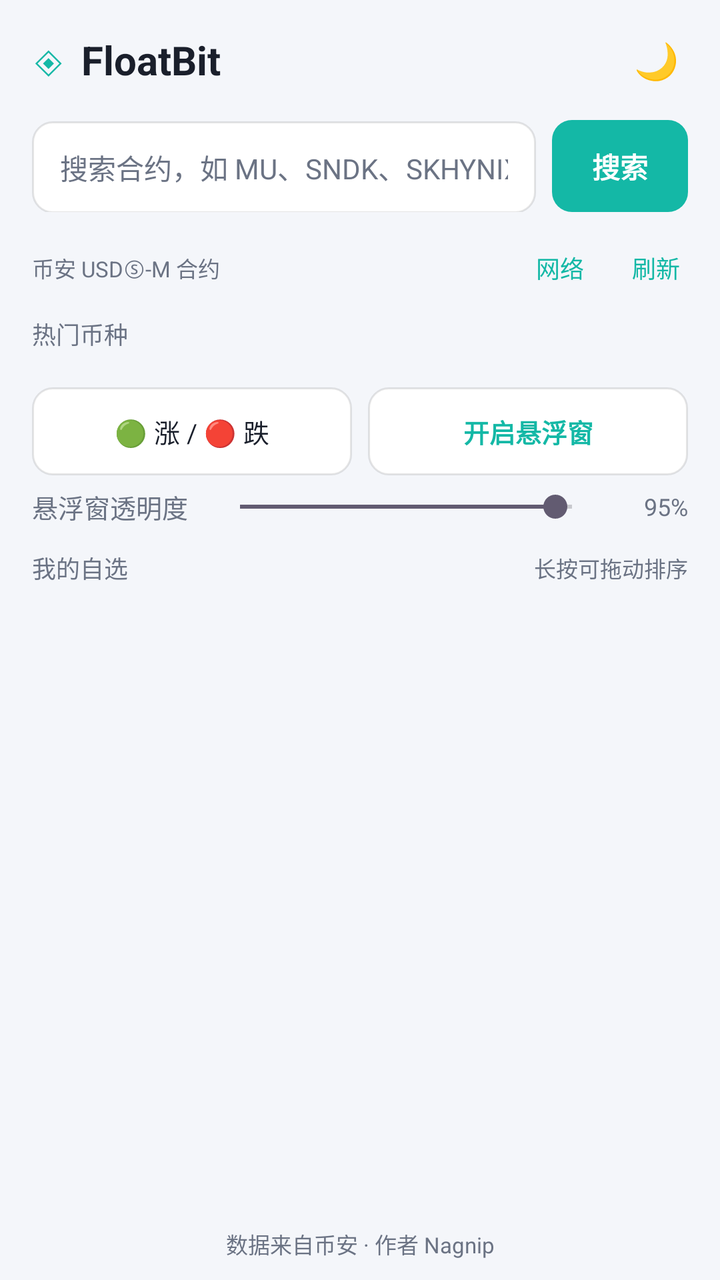
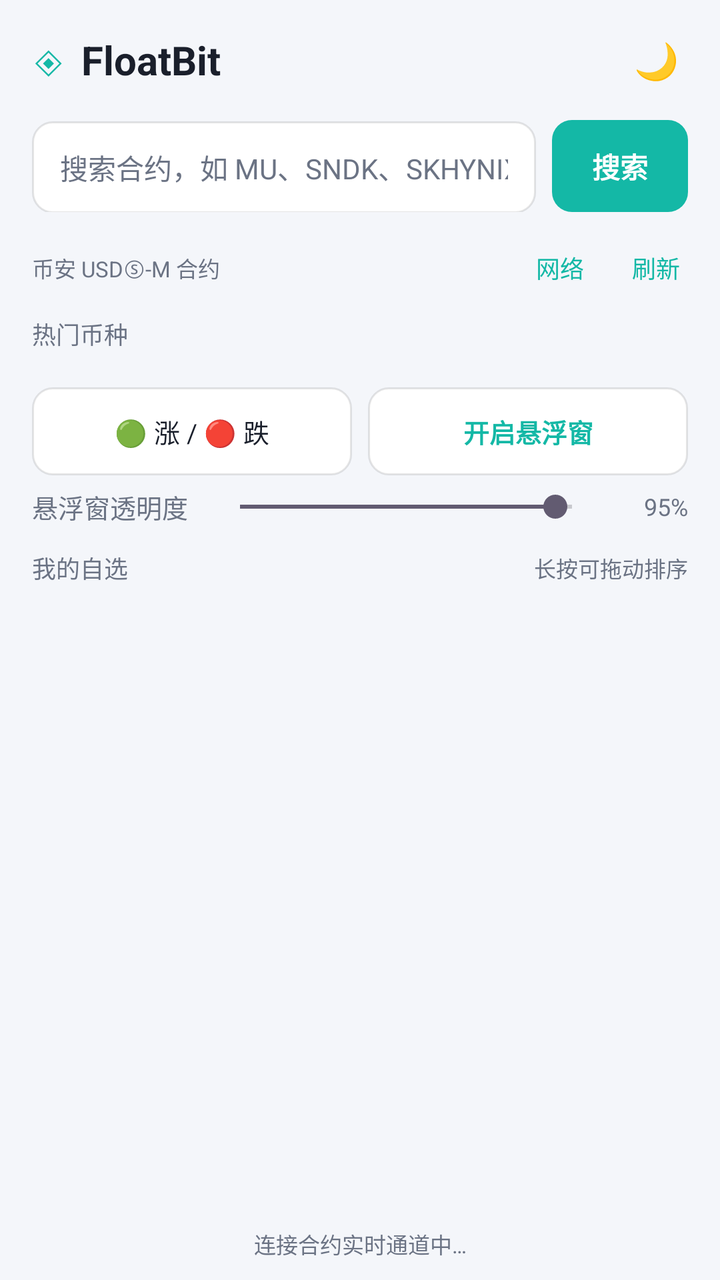

An Android layout rendered at two revisions. The XML below is the earlier revision; the diff shows what the commit changed to produce the second picture.
<!-- AndroidManifest.xml: application theme Theme.FloatBit_Android -->
<!-- res/layout/activity_main.xml -->
<?xml version="1.0" encoding="utf-8"?>
<LinearLayout xmlns:android="http://schemas.android.com/apk/res/android"
    xmlns:tools="http://schemas.android.com/tools"
    android:id="@+id/main"
    android:layout_width="match_parent"
    android:layout_height="match_parent"
    android:orientation="vertical"
    android:background="@color/bg"
    android:fitsSystemWindows="true"
    tools:context=".MainActivity">

    
    <LinearLayout
        android:layout_width="match_parent"
        android:layout_height="wrap_content"
        android:orientation="horizontal"
        android:gravity="center_vertical"
        android:paddingStart="16dp"
        android:paddingEnd="12dp"
        android:paddingTop="10dp"
        android:paddingBottom="10dp">

        <TextView
            android:layout_width="wrap_content"
            android:layout_height="wrap_content"
            android:text="◈"
            android:textColor="@color/accent"
            android:textSize="22sp" />

        <TextView
            android:layout_width="0dp"
            android:layout_height="wrap_content"
            android:layout_weight="1"
            android:layout_marginStart="8dp"
            android:text="@string/title"
            android:textColor="@color/text_main"
            android:textSize="20sp"
            android:textStyle="bold" />

        <TextView
            android:id="@+id/btn_theme"
            android:layout_width="40dp"
            android:layout_height="40dp"
            android:gravity="center"
            android:text="🌙"
            android:textSize="18sp"
            android:background="?attr/selectableItemBackgroundBorderless" />
    </LinearLayout>

    
    <LinearLayout
        android:layout_width="match_parent"
        android:layout_height="wrap_content"
        android:orientation="horizontal"
        android:paddingStart="16dp"
        android:paddingEnd="16dp"
        android:paddingBottom="4dp">

        <EditText
            android:id="@+id/input_symbol"
            android:layout_width="0dp"
            android:layout_height="46dp"
            android:layout_weight="1"
            android:background="@drawable/bg_input"
            android:paddingStart="14dp"
            android:paddingEnd="14dp"
            android:hint="@string/search_hint"
            android:textColorHint="@color/text_dim"
            android:textColor="@color/text_main"
            android:textSize="14sp"
            android:inputType="textCapCharacters"
            android:imeOptions="actionSearch"
            android:maxLines="1" />

        <TextView
            android:id="@+id/btn_add"
            android:layout_width="wrap_content"
            android:layout_height="46dp"
            android:layout_marginStart="8dp"
            android:background="@drawable/bg_btn_accent"
            android:gravity="center"
            android:text="@string/search"
            android:textColor="@color/on_accent"
            android:textStyle="bold"
            android:textSize="14sp"
            android:paddingStart="20dp"
            android:paddingEnd="20dp" />
    </LinearLayout>

    <LinearLayout
        android:layout_width="match_parent"
        android:layout_height="wrap_content"
        android:gravity="center_vertical"
        android:paddingStart="16dp"
        android:paddingEnd="16dp">

        <TextView
            android:id="@+id/symbol_status"
            android:layout_width="0dp"
            android:layout_height="wrap_content"
            android:layout_weight="1"
            android:text="币安 USDⓈ-M 合约"
            android:textColor="@color/text_dim"
            android:textSize="11sp" />

        <TextView
            android:id="@+id/network_settings"
            android:layout_width="48dp"
            android:layout_height="48dp"
            android:gravity="center"
            android:text="网络"
            android:textColor="@color/accent"
            android:textSize="12sp"
            android:background="?attr/selectableItemBackground" />

        <TextView
            android:id="@+id/refresh_symbols"
            android:layout_width="wrap_content"
            android:layout_height="48dp"
            android:gravity="center"
            android:paddingStart="12dp"
            android:paddingEnd="4dp"
            android:text="刷新"
            android:textColor="@color/accent"
            android:textSize="12sp"
            android:background="?attr/selectableItemBackground" />
    </LinearLayout>

    
    <LinearLayout
        android:id="@+id/search_results"
        android:layout_width="match_parent"
        android:layout_height="wrap_content"
        android:orientation="vertical"
        android:visibility="gone"
        android:layout_marginStart="16dp"
        android:layout_marginEnd="16dp"
        android:layout_marginBottom="6dp"
        android:background="@drawable/bg_card" />

    
    <TextView
        android:layout_width="wrap_content"
        android:layout_height="wrap_content"
        android:paddingStart="16dp"
        android:paddingBottom="6dp"
        android:text="热门币种"
        android:textColor="@color/text_dim"
        android:textSize="12sp" />

    <HorizontalScrollView
        android:layout_width="match_parent"
        android:layout_height="wrap_content"
        android:scrollbars="none"
        android:paddingStart="16dp"
        android:paddingEnd="16dp"
        android:clipToPadding="false">

        <LinearLayout
            android:id="@+id/hot_row"
            android:layout_width="wrap_content"
            android:layout_height="wrap_content"
            android:orientation="horizontal" />
    </HorizontalScrollView>

    
    <LinearLayout
        android:layout_width="match_parent"
        android:layout_height="wrap_content"
        android:orientation="horizontal"
        android:paddingStart="16dp"
        android:paddingEnd="16dp"
        android:paddingTop="12dp"
        android:paddingBottom="6dp">

        <TextView
            android:id="@+id/btn_color"
            android:layout_width="0dp"
            android:layout_height="44dp"
            android:layout_weight="1"
            android:background="@drawable/bg_btn_outline"
            android:gravity="center"
            android:text="🟢 涨 / 🔴 跌"
            android:textColor="@color/text_main"
            android:textSize="13sp" />

        <TextView
            android:id="@+id/btn_float"
            android:layout_width="0dp"
            android:layout_height="44dp"
            android:layout_weight="1"
            android:layout_marginStart="8dp"
            android:background="@drawable/bg_btn_outline"
            android:gravity="center"
            android:text="@string/start_float"
            android:textColor="@color/accent"
            android:textStyle="bold"
            android:textSize="13sp" />
    </LinearLayout>

    
    <LinearLayout
        android:layout_width="match_parent"
        android:layout_height="wrap_content"
        android:orientation="horizontal"
        android:gravity="center_vertical"
        android:paddingStart="16dp"
        android:paddingEnd="16dp"
        android:paddingBottom="6dp">

        <TextView
            android:layout_width="wrap_content"
            android:layout_height="wrap_content"
            android:text="悬浮窗透明度"
            android:textColor="@color/text_dim"
            android:textSize="13sp" />

        <SeekBar
            android:id="@+id/seek_opacity"
            android:layout_width="0dp"
            android:layout_height="wrap_content"
            android:layout_weight="1"
            android:layout_marginStart="10dp"
            android:max="100"
            android:progress="95" />

        <TextView
            android:id="@+id/tv_opacity"
            android:layout_width="42dp"
            android:layout_height="wrap_content"
            android:gravity="end"
            android:text="95%"
            android:textColor="@color/text_dim"
            android:textSize="12sp" />
    </LinearLayout>

    
    <LinearLayout
        android:layout_width="match_parent"
        android:layout_height="wrap_content"
        android:orientation="horizontal"
        android:gravity="center_vertical"
        android:paddingStart="16dp"
        android:paddingEnd="16dp"
        android:paddingTop="6dp"
        android:paddingBottom="2dp">

        <TextView
            android:layout_width="0dp"
            android:layout_height="wrap_content"
            android:layout_weight="1"
            android:text="我的自选"
            android:textColor="@color/text_dim"
            android:textSize="12sp" />

        <TextView
            android:layout_width="wrap_content"
            android:layout_height="wrap_content"
            android:text="长按可拖动排序"
            android:textColor="@color/text_dim"
            android:textSize="11sp" />
    </LinearLayout>

    
    <androidx.recyclerview.widget.RecyclerView
        android:id="@+id/list"
        android:layout_width="match_parent"
        android:layout_height="0dp"
        android:layout_weight="1"
        android:paddingStart="16dp"
        android:paddingEnd="16dp"
        android:clipToPadding="false"
        android:paddingBottom="10dp" />

    
    <TextView
        android:layout_width="match_parent"
        android:layout_height="wrap_content"
        android:gravity="center"
        android:paddingBottom="10dp"
        android:text="数据来自币安 · 作者 Nagnip"
        android:textColor="@color/text_dim"
        android:textSize="11sp" />

</LinearLayout>
<!-- resources referenced by this layout -->
<resources>
  <color name="accent">#14B8A6</color>
  <color name="bg">#F4F6FA</color>
  <color name="on_accent">#FFFFFF</color>
  <color name="text_dim">#6B7384</color>
  <color name="text_main">#1A1F2B</color>
  <!-- drawable bg_btn_accent (drawable) -->
  <?xml version="1.0" encoding="utf-8"?>
  <ripple xmlns:android="http://schemas.android.com/apk/res/android"
      android:color="#33FFFFFF">
      <item>
          <shape android:shape="rectangle">
              <solid android:color="@color/accent" />
              <corners android:radius="10dp" />
          </shape>
      </item>
  </ripple>
  <!-- drawable bg_btn_outline (drawable) -->
  <?xml version="1.0" encoding="utf-8"?>
  <ripple xmlns:android="http://schemas.android.com/apk/res/android"
      android:color="#22808080">
      <item>
          <shape android:shape="rectangle">
              <solid android:color="@color/bg_elev" />
              <corners android:radius="10dp" />
              <stroke android:width="1dp" android:color="@color/card_stroke" />
          </shape>
      </item>
  </ripple>
  <!-- drawable bg_card (drawable) -->
  <?xml version="1.0" encoding="utf-8"?>
  <shape xmlns:android="http://schemas.android.com/apk/res/android"
      android:shape="rectangle">
      <solid android:color="@color/bg_card" />
      <corners android:radius="14dp" />
      <stroke android:width="1dp" android:color="@color/card_stroke" />
  </shape>
  <!-- drawable bg_input (drawable) -->
  <?xml version="1.0" encoding="utf-8"?>
  <shape xmlns:android="http://schemas.android.com/apk/res/android"
      android:shape="rectangle">
      <solid android:color="@color/bg_elev" />
      <corners android:radius="10dp" />
      <stroke android:width="1dp" android:color="@color/card_stroke" />
  </shape>
  <string name="search">搜索</string>
  <string name="search_hint">搜索合约，如 MU、SNDK、SKHYNIX</string>
  <string name="start_float">开启悬浮窗</string>
  <string name="title">FloatBit</string>
  <style name="Theme.FloatBit_Android" parent="Base.Theme.FloatBit_Android" />
  <color name="bg_elev">#FFFFFF</color>
  <color name="card_stroke">#1A000000</color>
  <color name="bg_card">#FFFFFF</color>
  <style name="Base.Theme.FloatBit_Android" parent="Theme.Material3.DayNight.NoActionBar">
          <item name="android:windowBackground">@color/bg</item>
          <item name="android:statusBarColor">@color/bg</item>
          <item name="android:navigationBarColor">@color/bg</item>
          <item name="colorPrimary">@color/accent</item>
      </style>
</resources>

<!-- the commit's change to res/layout/activity_main.xml (unified diff, before → after) -->
@@ -278,7 +278,8 @@
         android:layout_height="wrap_content"
         android:gravity="center"
         android:paddingBottom="10dp"
-        android:text="数据来自币安 · 作者 Nagnip"
+        android:id="@+id/market_state"
+        android:text="连接合约实时通道中…"
         android:textColor="@color/text_dim"
         android:textSize="11sp" />
 
